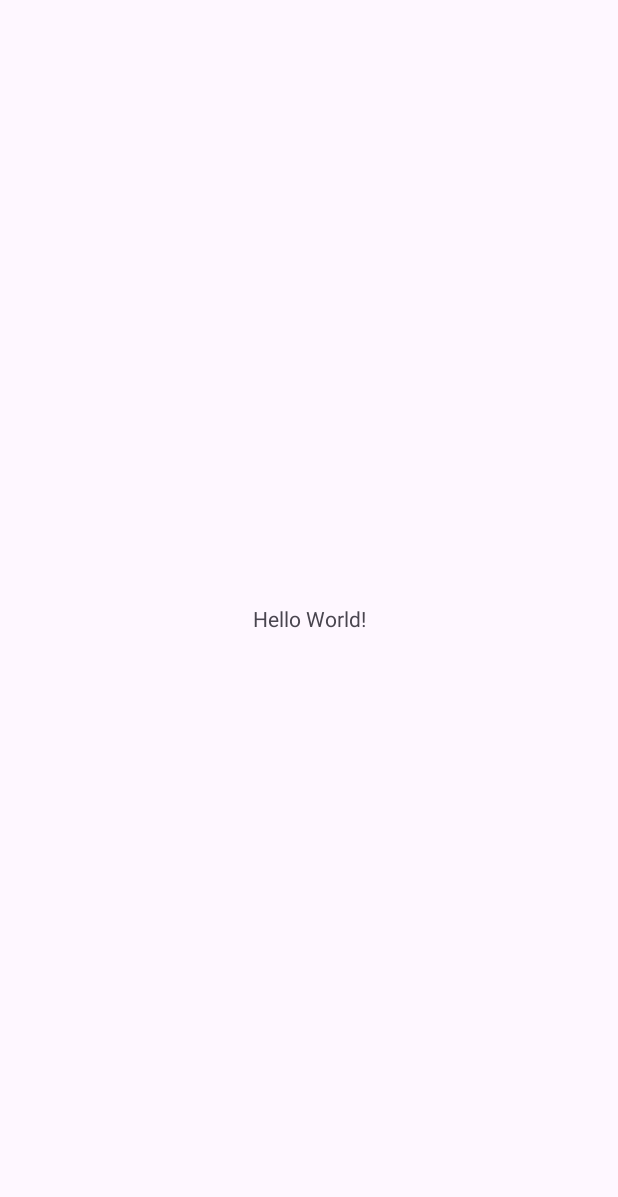
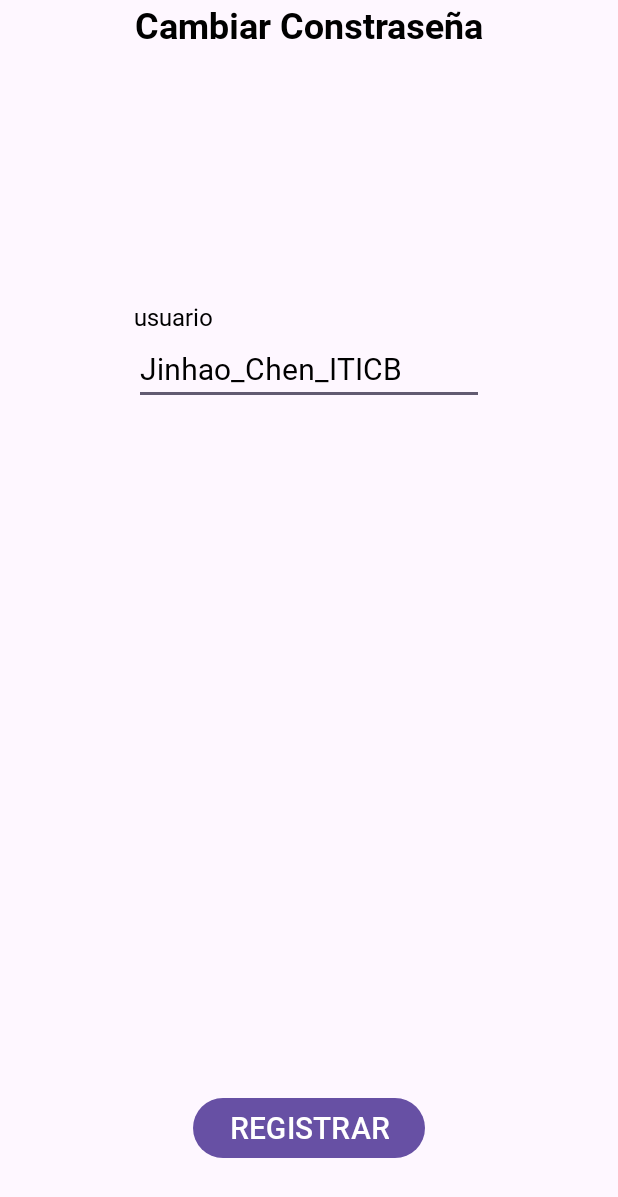
Before and after one commit to 2023-jinhaoChen/CasaCash, an Android app: the screen it shows after launch (MainActivity), on a phone screen of 412 x 824 dp. Before the commit the part shown is almost empty. Shown: the top 1197 px of the screen. Run offline under Robolectric (Android 15) with nearby library versions, the phone set to English and light mode, and no system bars.

Commit message:
ADD styles.xml

```diff
--- a/app/build.gradle.kts
+++ b/app/build.gradle.kts
@@ -5,7 +5,7 @@ plugins {
 
 android {
     namespace = "com.jinhao.casacash"
-    compileSdk = 33
+    compileSdk = 34
 
     defaultConfig {
         applicationId = "com.jinhao.casacash"
--- a/app/src/main/res/layout/activity_main.xml
+++ b/app/src/main/res/layout/activity_main.xml
@@ -7,12 +7,48 @@
     tools:context=".MainActivity">
 
     <TextView
+        android:id="@+id/textView4"
+        style="@style/text_header"
         android:layout_width="wrap_content"
         android:layout_height="wrap_content"
-        android:text="Hello World!"
-        app:layout_constraintBottom_toBottomOf="parent"
+        android:layout_marginStart="89dp"
+        android:layout_marginEnd="89dp"
+        android:text="Cambiar Constraseña"
         app:layout_constraintEnd_toEndOf="parent"
         app:layout_constraintStart_toStartOf="parent"
         app:layout_constraintTop_toTopOf="parent" />
 
+    <TextView
+        android:id="@+id/textView"
+        style="@style/text_titles"
+        android:layout_width="wrap_content"
+        android:layout_height="wrap_content"
+        android:layout_marginTop="200dp"
+        android:text="usuario"
+        app:layout_constraintStart_toStartOf="@+id/editTextText"
+        app:layout_constraintTop_toTopOf="parent" />
+
+    <Button
+        android:id="@+id/button"
+        style="@style/text_buttons"
+        android:layout_width="wrap_content"
+        android:layout_height="wrap_content"
+        android:layout_marginBottom="48dp"
+        android:text="REGISTRAR"
+        app:layout_constraintBottom_toBottomOf="parent"
+        app:layout_constraintEnd_toEndOf="parent"
+        app:layout_constraintStart_toStartOf="parent" />
+
+    <EditText
+        android:id="@+id/editTextText"
+        style="@style/text_input"
+        android:layout_width="wrap_content"
+        android:layout_height="wrap_content"
+        android:ems="10"
+        android:inputType="text"
+        android:text="Jinhao_Chen_ITICB"
+        app:layout_constraintEnd_toEndOf="parent"
+        app:layout_constraintStart_toStartOf="parent"
+        app:layout_constraintTop_toBottomOf="@+id/textView" />
+
 </androidx.constraintlayout.widget.ConstraintLayout>
--- a/app/src/main/res/values/colors.xml
+++ b/app/src/main/res/values/colors.xml
@@ -1,9 +1,9 @@
 <?xml version="1.0" encoding="utf-8"?>
 <resources>
-    <color name="text">#FF000000</color>
-    <color name="boton_text">#FFFFFFFF</color>
-    <color name="fondo">#90CAF9</color>
-    <color name="confirmacion">#0288D1</color>
-    <color name="funciones">#AB47BC</color>
-    <color name="salir">#D32F2F</color>
+    <color name="color_text">#FF000000</color>
+    <color name="color_button_text">#FFFFFFFF</color>
+    <color name="color_background">#90CAF9</color>
+    <color name="color_confirmation">#0288D1</color>
+    <color name="color_functions">#AB47BC</color>
+    <color name="color_exit">#D32F2F</color>
 </resources>
--- a/app/src/main/res/values/styles.xml
+++ b/app/src/main/res/values/styles.xml
@@ -1,9 +1,28 @@
 <?xml version="1.0" encoding="utf-8"?>
 <resources>
-    <style name="text_titles" parent="TextAppearance.AppCompat">
-        <item name="android:textColor">@color/text</item>
+    <style name="text_header" parent="TextAppearance.AppCompat">
+        <item name="android:textColor">@color/color_text</item>
         <item name="android:fontFamily">@font/roboto_bold</item>
-        <item name="android:textSize">34sp</item>
+        <item name="android:textSize">24sp</item>
         <item name="android:textAlignment">center</item>
     </style>
+    <style name="text_buttons" parent="TextAppearance.AppCompat">
+        <item name="android:textColor">@color/color_button_text</item>
+        <item name="android:fontFamily">@font/roboto_medium</item>
+        <item name="android:textSize">20sp</item>
+        <item name="android:textAlignment">center</item>
+    </style>
+    <style name="text_input" parent="TextAppearance.AppCompat">
+        <item name="android:textColor">@color/color_text</item>
+        <item name="android:fontFamily">@font/roboto_regular</item>
+        <item name="android:textSize">20sp</item>
+        <item name="android:textAlignment">viewStart</item>
+    </style>
+    <style name="text_titles" parent="TextAppearance.AppCompat">
+        <item name="android:textColor">@color/color_text</item>
+        <item name="android:fontFamily">@font/roboto_regular</item>
+        <item name="android:textSize">16sp</item>
+        <item name="android:textAlignment">center</item>
+    </style>
+
 </resources>
```
